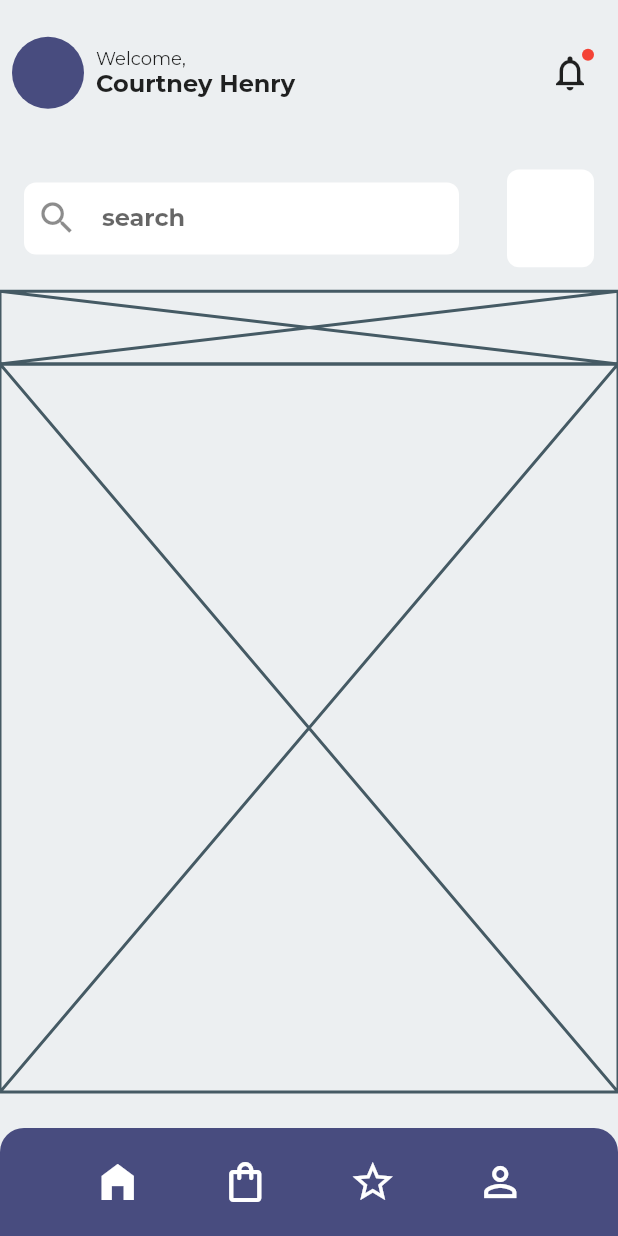
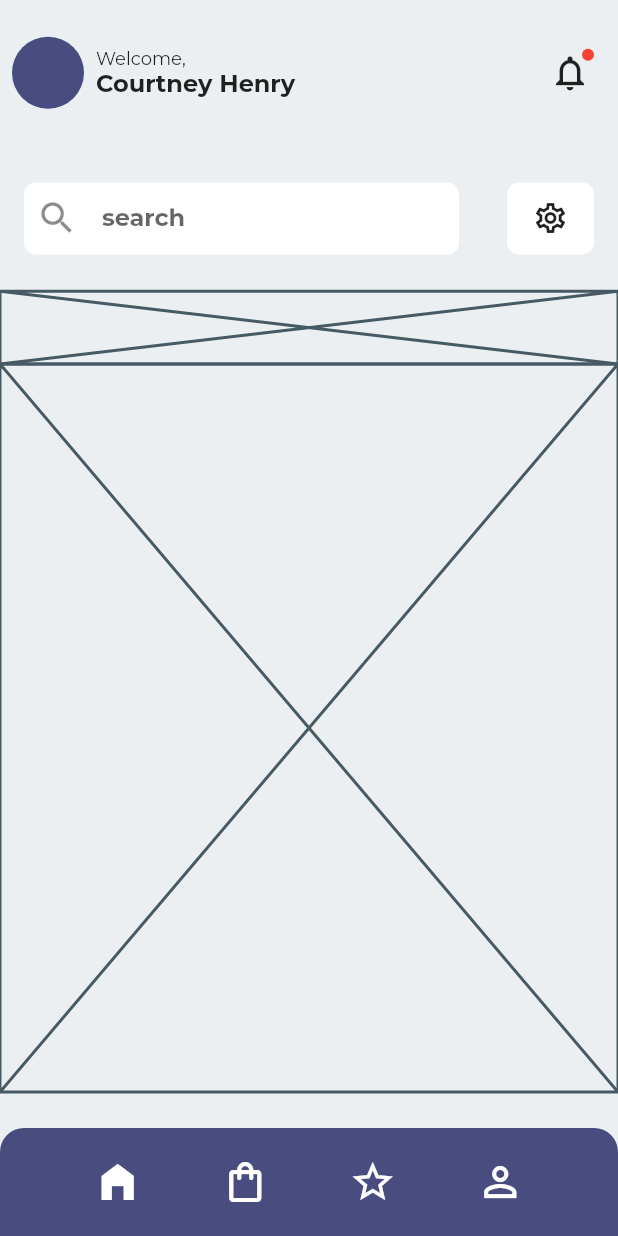
Before and after one commit to JAICHANGPARK/flutter_notebook_11th_story, a Flutter app: the screen it shows after launch, on a phone screen of 412 x 824 dp. Run offline on Flutter 3.47's test engine with Material 2 defaults, Android fonts, the phone set to English and light mode, and no system bars; our stand-ins replace backdrop, badges, flutter_inner_drawer, flutter_slidable, flutter_swiper, google_fonts.

Commit message:
Update furniture_home_page.dart

```diff
--- a/lib/ep735_furniture_app/ui/furniture_home_page.dart
+++ b/lib/ep735_furniture_app/ui/furniture_home_page.dart
@@ -114,6 +114,7 @@ class _FurnitureHomePageState extends State<FurnitureHomePage> {
                                     color: Colors.white,
                                     borderRadius: BorderRadius.circular(8)
                                 ),
+                                child: IconButton(icon: Icon(Icons.settings_outlined), onPressed: () {  },),
                               ),
                               flex: 2,
                             ),
```
